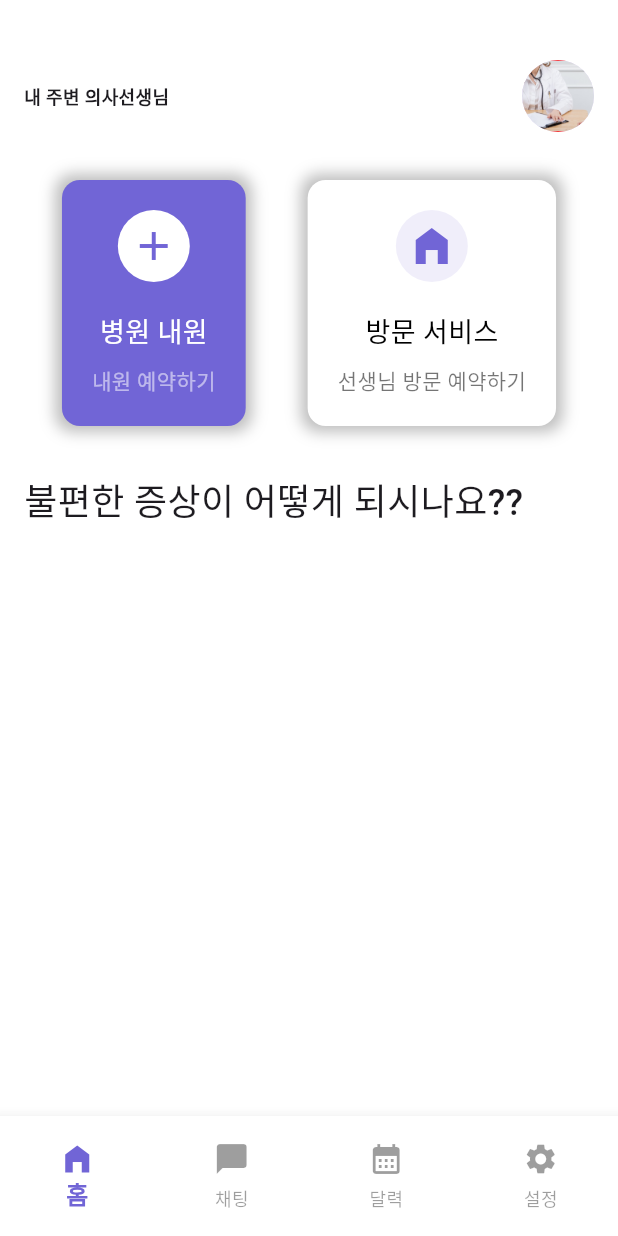
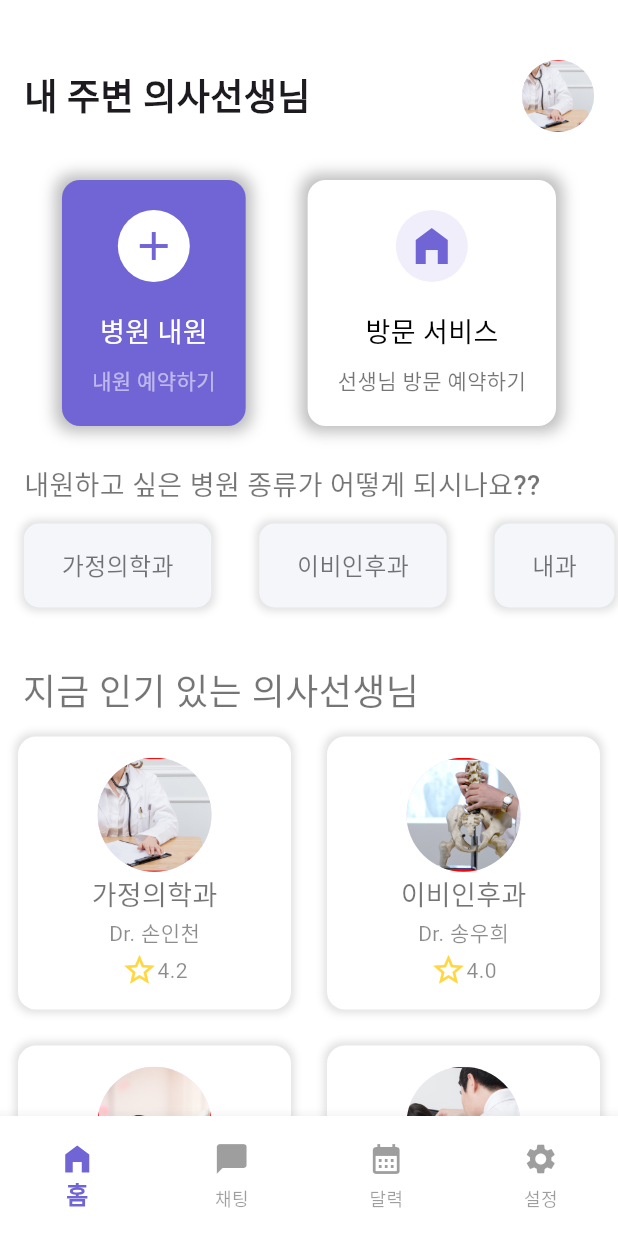
Before and after one commit to croppedeyebrow/Flutter_medical_healthcare, a Flutter app: the screen it shows after launch, after a tap on "넘어가기", on a phone screen of 412 x 824 dp. Run offline on Flutter 3.47's test engine with Material 3 defaults, Android fonts, the phone set to English and light mode, and no system bars.

Commit message:
health0508-01

```diff
--- a/lib/screens/home_screen.dart
+++ b/lib/screens/home_screen.dart
@@ -1,9 +1,12 @@
 import "package:flutter/material.dart";
+import "package:flutter_medicalhealthcare/screens/appointment_screen.dart";
 
 class HomeScreen extends StatelessWidget {
-  // const HomeScreen({super.key});
+  HomeScreen({super.key});
 
-  List symptoms = ["가정의학과", "이비인후과", "내과", "정형외과", "피부과"];
+  List<String> symptoms = ["가정의학과", "이비인후과", "내과", "정형외과", "피부과"];
+  List<String> doctors = ["Dr. 손인천", "Dr. 송우희", "Dr. 김현빈", "Dr. 김현수 "];
+  List<String> rating = ["4.2", "4.0", "3.9", "4.4"];
 
   List imgs = [
     "Family.png",
@@ -27,7 +30,7 @@ class HomeScreen extends StatelessWidget {
               children: [
                 Text("내 주변 의사선생님",
                     style:
-                        TextStyle(fontSize: 12, fontWeight: FontWeight.bold)),
+                        TextStyle(fontSize: 24, fontWeight: FontWeight.bold)),
                 CircleAvatar(
                   radius: 24,
                   backgroundImage: AssetImage("images/Family.png"),
@@ -127,13 +130,124 @@ class HomeScreen extends StatelessWidget {
               )
             ],
           ),
-          SizedBox(height: 32),
+          SizedBox(height: 26),
           Padding(
             padding: EdgeInsets.only(left: 16),
             child: Text(
-              "불편한 증상이 어떻게 되시나요??",
-              style: TextStyle(fontSize: 24, fontWeight: FontWeight.w500),
+              "내원하고 싶은 병원 종류가 어떻게 되시나요??",
+              style: TextStyle(
+                  fontSize: 18,
+                  fontWeight: FontWeight.w500,
+                  color: Colors.black54),
             ),
+          ),
+          SizedBox(
+            height: 80,
+            child: ListView.builder(
+                shrinkWrap: true,
+                scrollDirection: Axis.horizontal,
+                itemCount: symptoms.length,
+                // Count를 먼저 선언하고 itemBuilder를 선언해야 함
+                // 인덱스 갯수만큼 인지해야 하기 때문
+                itemBuilder: (context, index) {
+                  return Container(
+                      margin:
+                          EdgeInsets.symmetric(vertical: 12, horizontal: 16),
+                      padding: EdgeInsets.symmetric(horizontal: 25),
+                      decoration: BoxDecoration(
+                        color: Color(0xfff4f6fa),
+                        borderRadius: BorderRadius.circular(10),
+                        boxShadow: [
+                          BoxShadow(
+                              blurRadius: 4,
+                              spreadRadius: 2,
+                              color: Colors.black12)
+                        ],
+                      ),
+                      child: Center(
+                        child: Text(
+                          symptoms[index],
+                          style: TextStyle(
+                              fontSize: 16,
+                              fontWeight: FontWeight.w500,
+                              color: Colors.black54),
+                        ),
+                      ));
+                }),
+          ),
+          SizedBox(height: 26),
+          Padding(
+            padding: EdgeInsets.only(left: 15),
+            child: Text(
+              "지금 인기 있는 의사선생님",
+              style: TextStyle(
+                  fontSize: 24,
+                  fontWeight: FontWeight.w500,
+                  color: Colors.black54),
+            ),
+          ),
+          GridView.builder(
+            gridDelegate:
+                SliverGridDelegateWithFixedCrossAxisCount(crossAxisCount: 2),
+            itemCount: 4,
+            shrinkWrap: true,
+            physics: NeverScrollableScrollPhysics(),
+            itemBuilder: (context, index) {
+              return InkWell(
+                onTap: () {
+                  Navigator.push(
+                      context,
+                      MaterialPageRoute(
+                          builder: (context) => AppointmentScreen()));
+                },
+                child: Container(
+                  margin: EdgeInsets.all(12),
+                  padding: EdgeInsets.symmetric(vertical: 12),
+                  decoration: BoxDecoration(
+                    color: Colors.white,
+                    borderRadius: BorderRadius.circular(12),
+                    boxShadow: [
+                      BoxShadow(
+                          color: Colors.black12, blurRadius: 4, spreadRadius: 2)
+                    ],
+                  ),
+                  child: Column(
+                    mainAxisAlignment: MainAxisAlignment.spaceEvenly,
+                    children: [
+                      CircleAvatar(
+                        radius: 38,
+                        backgroundImage: AssetImage("images/${imgs[index]}"),
+                      ),
+                      Text(
+                        symptoms[index],
+                        style: TextStyle(
+                            fontSize: 18,
+                            fontWeight: FontWeight.w500,
+                            color: Colors.black54),
+                      ),
+                      Text(
+                        doctors[index],
+                        style: TextStyle(color: Colors.black45),
+                      ),
+                      Row(
+                        mainAxisSize: MainAxisSize.min,
+                        mainAxisAlignment: MainAxisAlignment.center,
+                        children: [
+                          Icon(
+                            Icons.star_border,
+                            color: Colors.amberAccent,
+                          ),
+                          Text(
+                            rating[index],
+                            style: TextStyle(color: Colors.black45),
+                          )
+                        ],
+                      )
+                    ],
+                  ),
+                ),
+              );
+            },
           )
         ],
       ),
--- /dev/null
+++ b/lib/screens/messages_screen.dart
@@ -0,0 +1 @@
+import "package:flutter/material.dart";
--- a/lib/screens/welcome_screen.dart
+++ b/lib/screens/welcome_screen.dart
@@ -31,12 +31,12 @@ class Welcomescreen extends StatelessWidget {
                 ),
               ),
             ),
-            SizedBox(height: 52),
+            SizedBox(height: 32),
             Padding(
               padding: EdgeInsets.all(24),
               child: Image.asset("images/doctors.png"),
             ),
-            SizedBox(height: 52),
+            SizedBox(height: 32),
             Text(
               "나에게 맞는 의사선생님 찾아가기",
               style: TextStyle(
--- a/lib/widgets/navbar_roots.dart
+++ b/lib/widgets/navbar_roots.dart
@@ -1,5 +1,6 @@
 import "package:flutter/material.dart";
 import "package:flutter_medicalhealthcare/screens/home_screen.dart";
+import "package:flutter_medicalhealthcare/screens/settings_screnn.dart";
 
 class NavBarRoots extends StatefulWidget {
   const NavBarRoots({super.key});
@@ -19,7 +20,7 @@ class _NavBarRootsState extends State<NavBarRoots> {
     // Schedule Screen
     Container(),
     // Settings Screen
-    Container(),
+    SettingsScreen()
   ];
 
   @override
```
Also changed, not shown: lib/screens/appointment_screen.dart (added, +81 -0 lines), lib/screens/settings_screnn.dart (added, +10 -0 lines).
